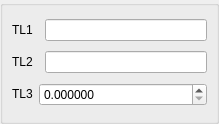
Qt form src/HEXABLOCKGUI/MyDlgRef/DlgRef_2Sel1Spin_QTD.ui (SalomePlatform/hexablock) before a commit.
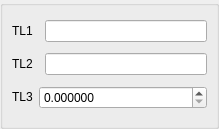
The same form after that commit. Custom widgets are drawn as their Qt base class.

Patch:
```diff
--- a/src/HEXABLOCKGUI/MyDlgRef/DlgRef_2Sel1Spin_QTD.ui
+++ b/src/HEXABLOCKGUI/MyDlgRef/DlgRef_2Sel1Spin_QTD.ui
@@ -7,7 +7,7 @@
     <x>0</x>
     <y>0</y>
     <width>219</width>
-    <height>124</height>
+    <height>129</height>
    </rect>
   </property>
   <property name="windowTitle">
```
Left out of the diff: 4 changed lines with no effect on the pictures.
